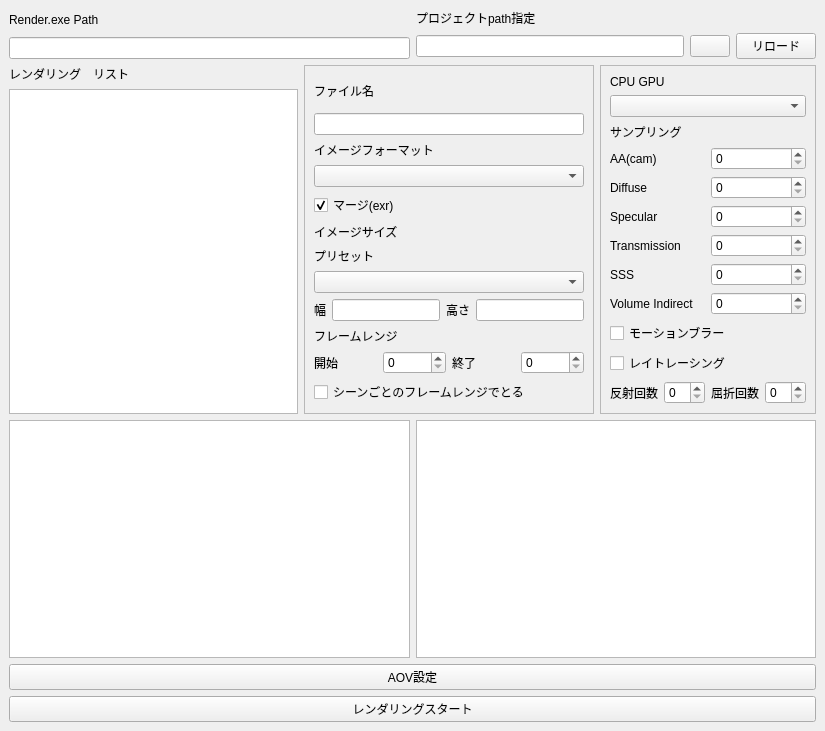
kazukichi508/Maya_batchrender, file src/GUI/ui/main.ui: the form before one commit.
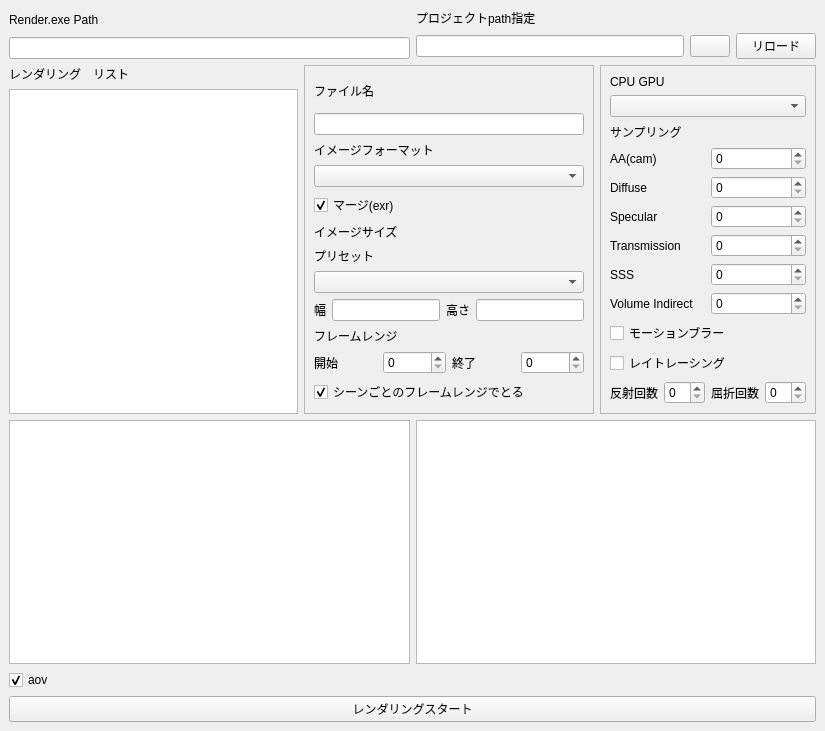
The form after the commit. Icons and pictures are not drawn.

The edit to the form file:
```diff
--- a/src/GUI/ui/main.ui
+++ b/src/GUI/ui/main.ui
@@ -228,6 +228,9 @@
                    <property name="text">
                     <string>シーンごとのフレームレンジでとる</string>
                    </property>
+                   <property name="checked">
+                    <bool>true</bool>
+                   </property>
                   </widget>
                  </item>
                 </layout>
@@ -415,9 +418,15 @@
        </layout>
       </item>
       <item>
-       <widget class="QPushButton" name="AOV_pushButton">
+       <widget class="QCheckBox" name="aov_checkBox">
         <property name="text">
-         <string>AOV設定</string>
+         <string>aov</string>
+        </property>
+        <property name="checkable">
+         <bool>true</bool>
+        </property>
+        <property name="checked">
+         <bool>true</bool>
         </property>
        </widget>
       </item>
```
